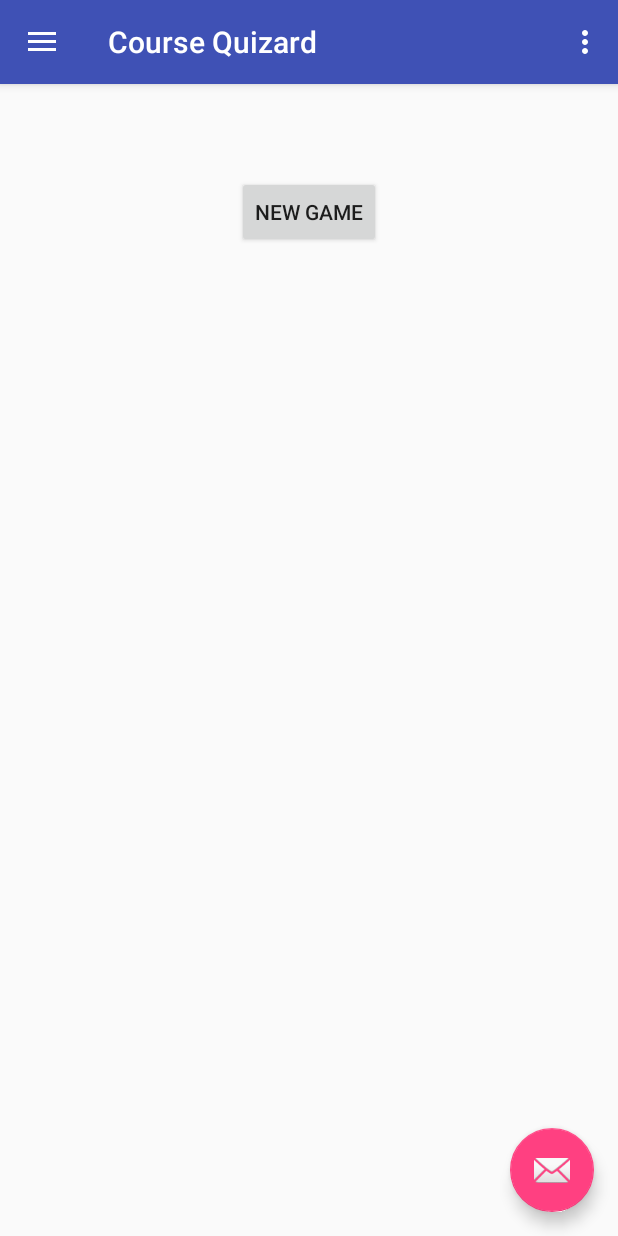
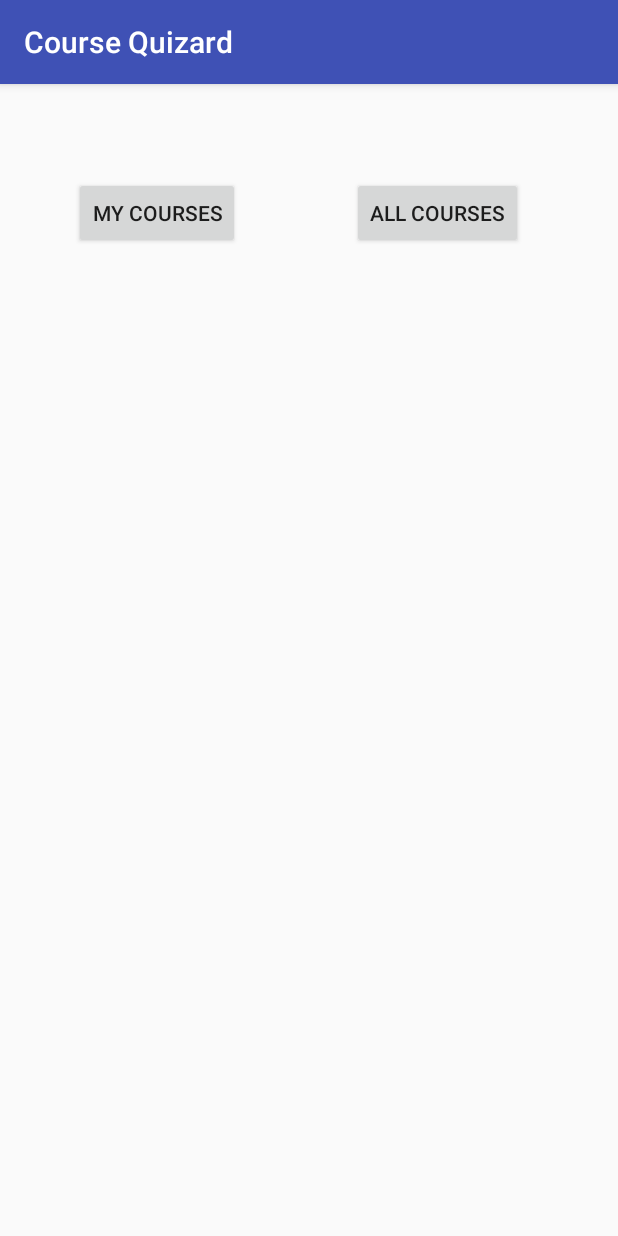
Before and after one commit to 1a2a3a4a/Kandidat, an Android app: the screen it shows after launch (MainActivity before the commit, MyProfileActivity after it), in the side drawer, after a tap on "My Profile", on a phone screen of 412 x 824 dp. Run offline under Robolectric (Android 15) with nearby library versions, the light colour scheme and no system bars.

Commit message:
added more activities, will start trying to make the game

```diff
--- a/Appen/CourseQuizard/app/src/main/AndroidManifest.xml
+++ b/Appen/CourseQuizard/app/src/main/AndroidManifest.xml
@@ -18,7 +18,10 @@
                 <category android:name="android.intent.category.LAUNCHER" />
             </intent-filter>
         </activity>
-        <activity android:name=".NewGameActivity"></activity>
+        <activity android:name=".NewGameActivity" />
+        <activity android:name=".CreateQuestionActivity" />
+        <activity android:name=".MyProfileActivity" />
+        <activity android:name=".PlayGameActivity"></activity>
     </application>
 
 </manifest>
--- a/Appen/CourseQuizard/app/src/main/java/com/example/coursequizard/coursequizard/MainActivity.java
+++ b/Appen/CourseQuizard/app/src/main/java/com/example/coursequizard/coursequizard/MainActivity.java
@@ -89,12 +89,17 @@ public class MainActivity extends AppCompatActivity
         if (id == R.id.nav_play) {
             // Handle the camera action
         } else if (id == R.id.nav_profile) {
+            Intent i = new Intent(getApplicationContext(),MyProfileActivity.class);
+            startActivity(i);
 
         } else if (id == R.id.nav_settings) {
 
         } else if (id == R.id.nav_manage) {
 
         } else if (id == R.id.nav_create) {
+            Intent i = new Intent(getApplicationContext(),CreateQuestionActivity.class);
+            startActivity(i);
+
 
         } else if (id == R.id.nav_share) {
 
--- /dev/null
+++ b/Appen/CourseQuizard/app/src/main/java/com/example/coursequizard/coursequizard/MyProfileActivity.java
@@ -0,0 +1,13 @@
+package com.example.coursequizard.coursequizard;
+
+import android.support.v7.app.AppCompatActivity;
+import android.os.Bundle;
+
+public class MyProfileActivity extends AppCompatActivity {
+
+    @Override
+    protected void onCreate(Bundle savedInstanceState) {
+        super.onCreate(savedInstanceState);
+        setContentView(R.layout.activity_my_profile);
+    }
+}
--- a/Appen/CourseQuizard/app/src/main/java/com/example/coursequizard/coursequizard/NewGameActivity.java
+++ b/Appen/CourseQuizard/app/src/main/java/com/example/coursequizard/coursequizard/NewGameActivity.java
@@ -6,9 +6,14 @@ import android.support.v7.app.AppCompatActivity;
 import android.os.Bundle;
 import android.view.View;
 import android.widget.ArrayAdapter;
+import android.widget.Button;
 import android.widget.Spinner;
 
 public class NewGameActivity extends AppCompatActivity {
+   public void cqToPlayGameActivity(View view){
+       Intent i = new Intent(getApplicationContext(),PlayGameActivity.class);
+       startActivity(i);
+   }
 
     @Override
     protected void onCreate(Bundle savedInstanceState) {
--- /dev/null
+++ b/Appen/CourseQuizard/app/src/main/res/layout/activity_my_profile.xml
@@ -0,0 +1,30 @@
+<?xml version="1.0" encoding="utf-8"?>
+<RelativeLayout xmlns:android="http://schemas.android.com/apk/res/android"
+    xmlns:tools="http://schemas.android.com/tools"
+    android:layout_width="match_parent"
+    android:layout_height="match_parent"
+    android:paddingBottom="@dimen/activity_vertical_margin"
+    android:paddingLeft="@dimen/activity_horizontal_margin"
+    android:paddingRight="@dimen/activity_horizontal_margin"
+    android:paddingTop="@dimen/activity_vertical_margin"
+    tools:context="com.example.coursequizard.coursequizard.MyProfileActivity">
+
+    <Button
+        android:layout_width="wrap_content"
+        android:layout_height="wrap_content"
+        android:text="My Courses"
+        android:id="@+id/button"
+        android:layout_marginTop="46dp"
+        android:layout_alignParentTop="true"
+        android:layout_alignParentStart="true"
+        android:layout_marginStart="33dp" />
+
+    <Button
+        android:layout_width="wrap_content"
+        android:layout_height="wrap_content"
+        android:text="All Courses"
+        android:id="@+id/button2"
+        android:layout_alignTop="@+id/button"
+        android:layout_alignParentEnd="true"
+        android:layout_marginEnd="47dp" />
+</RelativeLayout>
--- a/Appen/CourseQuizard/app/src/main/res/layout/activity_new_game.xml
+++ b/Appen/CourseQuizard/app/src/main/res/layout/activity_new_game.xml
@@ -34,5 +34,6 @@
         android:id="@+id/playButton"
         android:layout_below="@+id/courseSpinner"
         android:layout_centerHorizontal="true"
-        android:layout_marginTop="46dp" />
+        android:layout_marginTop="46dp"
+        android:onClick="cqToPlayGameActivity" />
 </RelativeLayout>
```
Also changed, not shown: Appen/CourseQuizard/app/src/main/java/com/example/coursequizard/coursequizard/CreateQuestionActivity.java (added, +61 -0 lines), Appen/CourseQuizard/app/src/main/java/com/example/coursequizard/coursequizard/PlayGameActivity.java (added, +13 -0 lines), Appen/CourseQuizard/app/src/main/res/layout/activity_create_question.xml (added, +30 -0 lines), Appen/CourseQuizard/app/src/main/res/layout/activity_play_game.xml (added, +115 -0 lines).
